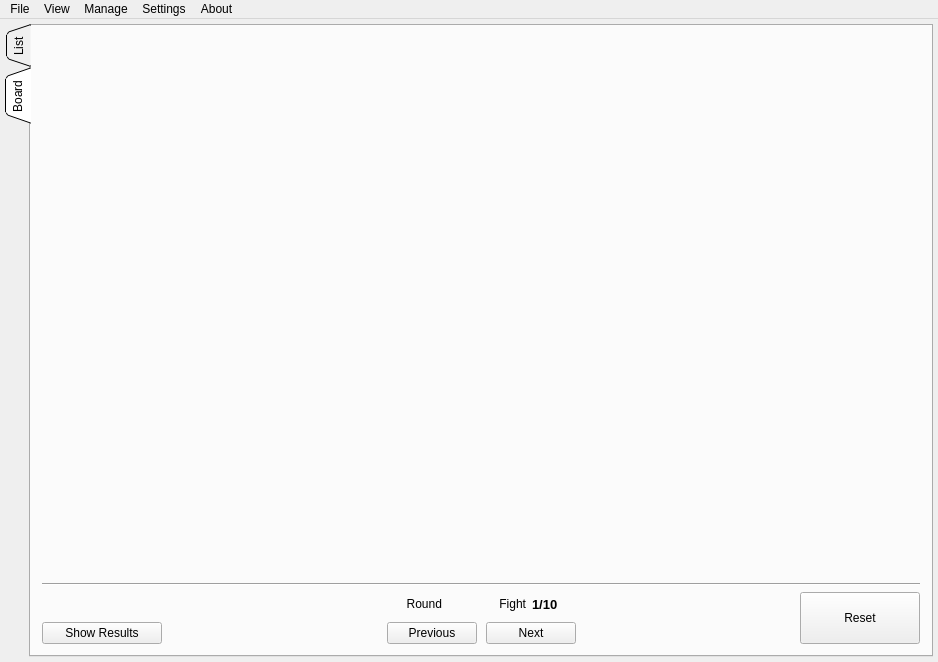
First picture: the form in base/MainWindowTeam.ui, repository fmuecke/Ipponboard, before the edit.
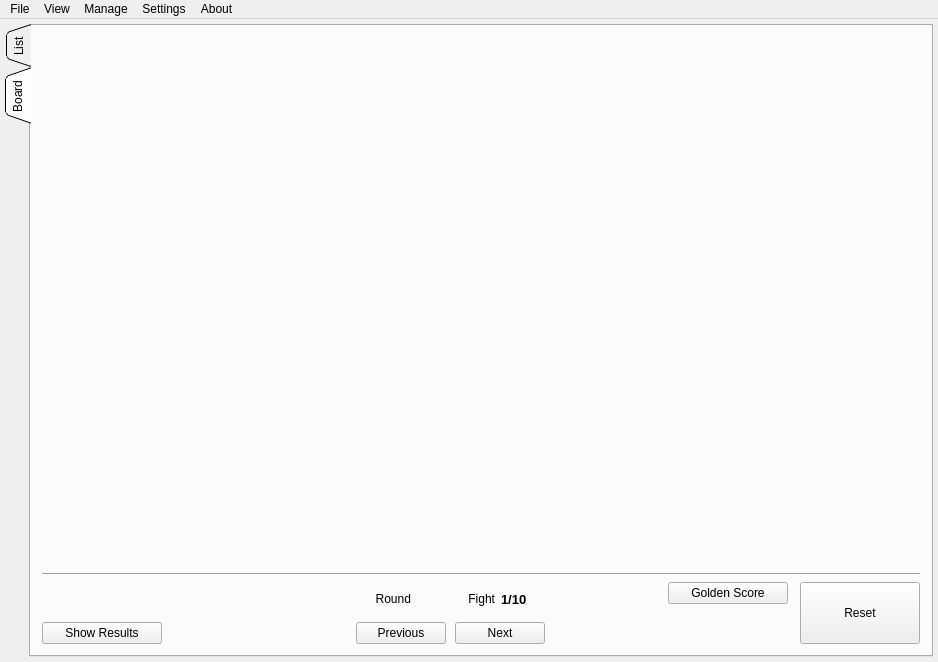
Second picture: the form after the edit. The open tabs and pages were chosen to show the change. Icons and pictures are not drawn. Custom widgets are drawn as their Qt base class.

Commit message: added golden score button for team mode

Diff of the .ui file:
```diff
--- a/base/MainWindowTeam.ui
+++ b/base/MainWindowTeam.ui
@@ -800,7 +800,7 @@
          </widget>
         </item>
         <item>
-         <layout class="QHBoxLayout" name="horizontalLayout_2" stretch="0,1,0,1,0">
+         <layout class="QHBoxLayout" name="horizontalLayout_2" stretch="0,2,0,1,0,0">
           <property name="spacing">
            <number>12</number>
           </property>
@@ -1111,6 +1111,64 @@
             </property>
            </spacer>
           </item>
+          <item>
+           <layout class="QVBoxLayout" name="verticalLayout_8">
+            <property name="leftMargin">
+             <number>0</number>
+            </property>
+            <item>
+             <widget class="QPushButton" name="button_golden_score">
+              <property name="minimumSize">
+               <size>
+                <width>120</width>
+                <height>0</height>
+               </size>
+              </property>
+              <property name="focusPolicy">
+               <enum>Qt::NoFocus</enum>
+              </property>
+              <property name="toolTip">
+               <string>Toggle Golden Score mode</string>
+              </property>
+              <property name="text">
+               <string>Golden Score</string>
+              </property>
+              <property name="icon">
+               <iconset resource="ipponboard.qrc">
+                <normaloff>:/res/images/off.png</normaloff>
+                <normalon>:/res/images/on_green.png</normalon>
+                <activeoff>:/res/images/off.png</activeoff>
+                <selectedoff>:/res/images/off.png</selectedoff>:/res/images/off.png</iconset>
+              </property>
+              <property name="iconSize">
+               <size>
+                <width>24</width>
+                <height>24</height>
+               </size>
+              </property>
+              <property name="shortcut">
+               <string notr="true"/>
+              </property>
+              <property name="checkable">
+               <bool>true</bool>
+              </property>
+             </widget>
+            </item>
+            <item>
+             <spacer name="verticalSpacer_2">
+              <property name="orientation">
+               <enum>Qt::Vertical</enum>
+              </property>
+              <property name="sizeHint" stdset="0">
+               <size>
+                <width>20</width>
+                <height>40</height>
+               </size>
+              </property>
+             </spacer>
+            </item>
+           </layout>
+          </item>
           <item>
            <widget class="QPushButton" name="button_reset">
             <property name="sizePolicy">
```
The commit also changes 9 other files.
